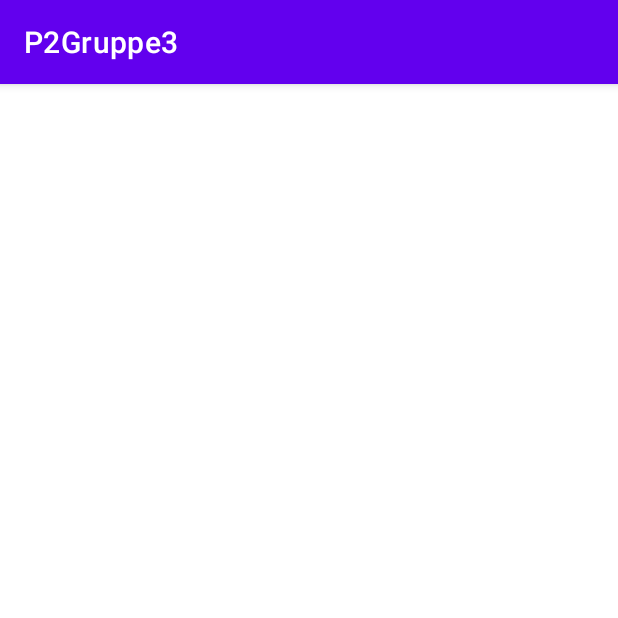
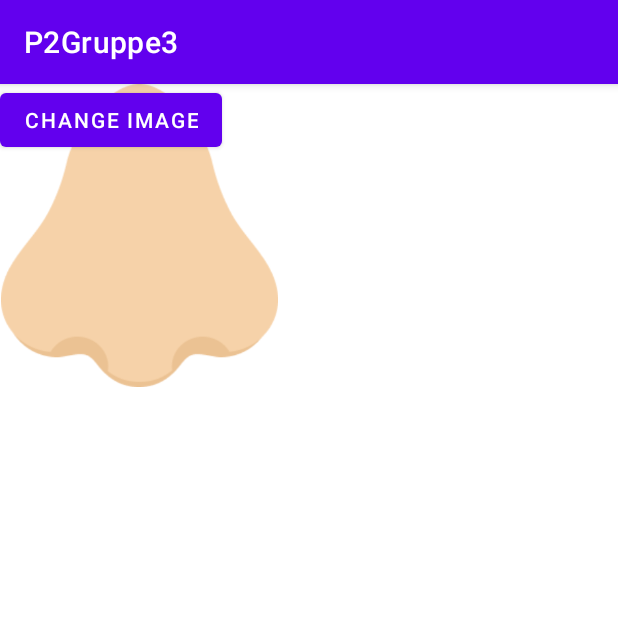
Before and after one commit to MishiMads/P2Gruppe3, an Android app: the MiniGame1 screen opened directly, with no data from a screen before it, on a phone screen of 412 x 824 dp, the top half of it. Run offline under Robolectric (Android 15) with nearby library versions, the phone set to English and light mode, and no system bars.

Commit message:
Start på mini game 1

```diff
--- a/app/src/main/AndroidManifest.xml
+++ b/app/src/main/AndroidManifest.xml
@@ -19,7 +19,7 @@
             android:exported="false" />
         <activity
             android:name=".MiniGame1"
-            android:exported="false" />
+            android:exported="true" />
         <activity
             android:name=".Catalog"
             android:exported="false" />
--- a/app/src/main/java/com/example/p2gruppe3/MiniGame1.java
+++ b/app/src/main/java/com/example/p2gruppe3/MiniGame1.java
@@ -3,12 +3,38 @@ package com.example.p2gruppe3;
 import androidx.appcompat.app.AppCompatActivity;
 
 import android.os.Bundle;
+import android.widget.Button;
+import android.view.View;
+import android.widget.ImageView;
 
 public class MiniGame1 extends AppCompatActivity {
-
+private static ImageView imageview;
+    private static Button button;
+    private int currentImage;
+    int[] images={R.drawable.group_2,R.drawable.group_5};
     @Override
     protected void onCreate(Bundle savedInstanceState) {
         super.onCreate(savedInstanceState);
         setContentView(R.layout.activity_mini_game1);
+        buttonclick();
     }
+
+    public void buttonclick() {
+        imageview=(ImageView)findViewById(R.id.nose);
+        button=(Button)findViewById(R.id.button);
+
+        button.setOnClickListener(
+                new View.OnClickListener() {
+                    @Override
+                    public void onClick(View view) {
+                        currentImage++;
+                        currentImage=currentImage % images.length;
+                        imageview.setImageResource(images[currentImage]);
+                    }
+                }
+        );
+
+    }
+
+
 }
--- a/app/src/main/res/layout/activity_mini_game1.xml
+++ b/app/src/main/res/layout/activity_mini_game1.xml
@@ -6,4 +6,19 @@
     android:layout_height="match_parent"
     tools:context=".MiniGame1">
 
+    <ImageView
+        android:id="@+id/nose"
+        android:layout_width="186dp"
+        android:layout_height="202dp"
+        app:srcCompat="@drawable/group_2"
+        tools:layout_editor_absoluteX="490dp"
+        tools:layout_editor_absoluteY="84dp" />
+
+    <Button
+        android:id="@+id/button"
+        android:layout_width="wrap_content"
+        android:layout_height="wrap_content"
+        android:text="Change image"
+        tools:layout_editor_absoluteX="81dp"
+        tools:layout_editor_absoluteY="153dp" />
 </androidx.constraintlayout.widget.ConstraintLayout>
```
Also changed, not shown: app/src/main/res/layout/activity_main.xml (+1 -12 lines), app/src/main/res/drawable/group_2.png (added), app/src/main/res/drawable/group_5.png (added).
